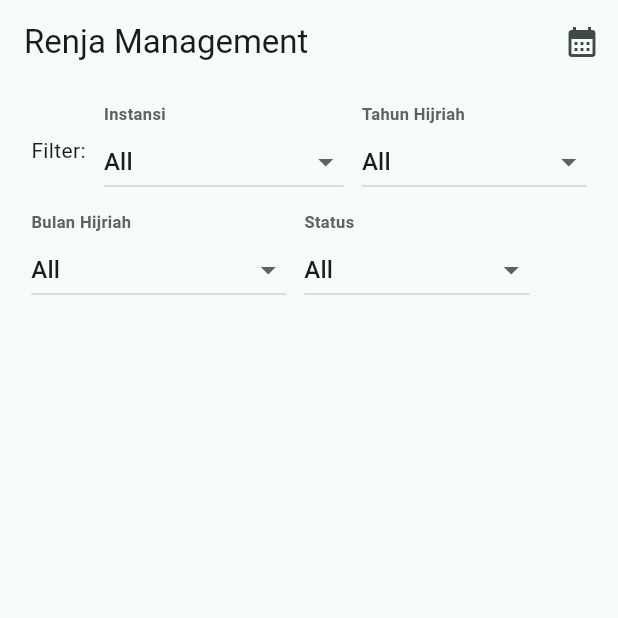
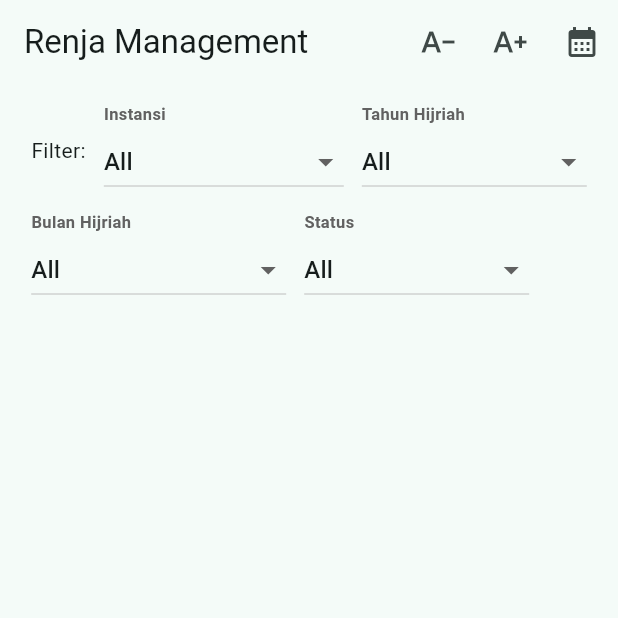
Before and after one commit to robithritz/renja_management, a Flutter app: the screen it shows after launch, on a phone screen of 412 x 824 dp, the top half of it. Run offline on Flutter 3.47's test engine with Material 3 defaults, Android fonts, the phone set to English and light mode, and no system bars; our stand-ins replace get, sqflite; accounts and stored records are empty.

Commit message:
add a-a+

```diff
--- a/lib/main.dart
+++ b/lib/main.dart
@@ -6,11 +6,15 @@ import 'modules/renja/renja_list_page.dart';
 import 'data/repositories/renja_repository.dart';
 import 'modules/renja/renja_controller.dart';
 
+import 'shared/controllers/settings_controller.dart';
+
 Future<void> main() async {
   WidgetsFlutterBinding.ensureInitialized();
   // Initialize locale data for intl (e.g., id_ID month names, currency)
   await initializeDateFormatting('id_ID', null);
   // Put dependencies
+  Get.put<SettingsController>(SettingsController(), permanent: true);
+
   Get.put<RenjaRepository>(RenjaRepository(), permanent: true);
   Get.put<RenjaController>(RenjaController(Get.find()), permanent: true);
 
@@ -28,6 +32,18 @@ class MyApp extends StatelessWidget {
         colorScheme: ColorScheme.fromSeed(seedColor: Colors.teal),
         useMaterial3: true,
       ),
+      builder: (context, child) {
+        final mq = MediaQuery.of(context);
+        final settings = Get.find<SettingsController>();
+        return Obx(
+          () => MediaQuery(
+            data: mq.copyWith(
+              textScaler: TextScaler.linear(settings.textScale.value),
+            ),
+            child: child!,
+          ),
+        );
+      },
       home: const RenjaListPage(),
       debugShowCheckedModeBanner: false,
     );
--- a/lib/modules/renja/renja_list_page.dart
+++ b/lib/modules/renja/renja_list_page.dart
@@ -6,6 +6,8 @@ import '../../shared/enums/instansi.dart';
 import '../../shared/enums/hijriah_month.dart';
 import 'renja_controller.dart';
 import 'renja_form_page.dart';
+
+import '../../shared/controllers/settings_controller.dart';
 
 class RenjaListPage extends StatelessWidget {
   const RenjaListPage({super.key});
@@ -18,6 +20,16 @@ class RenjaListPage extends StatelessWidget {
       appBar: AppBar(
         title: const Text('Renja Management'),
         actions: [
+          IconButton(
+            tooltip: 'A-',
+            icon: const Icon(Icons.text_decrease),
+            onPressed: () => Get.find<SettingsController>().dec(),
+          ),
+          IconButton(
+            tooltip: 'A+',
+            icon: const Icon(Icons.text_increase),
+            onPressed: () => Get.find<SettingsController>().inc(),
+          ),
           Obx(() {
             final isCal = c.calendarMode.value;
             return IconButton(
```
Also changed, not shown: lib/shared/controllers/settings_controller.dart (added, +19 -0 lines).
